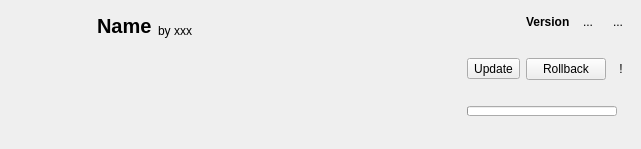
Above: src/ui/localmoditemwidget.ui from kaniol-lck/modmanager before the change. Below: the same form after it.
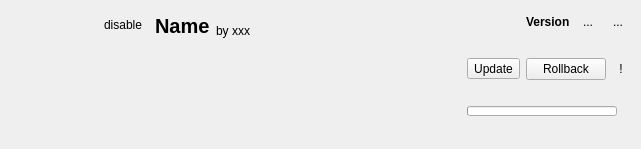
That is the form after the change. Icons and pictures are not drawn.

```diff
--- a/src/ui/localmoditemwidget.ui
+++ b/src/ui/localmoditemwidget.ui
@@ -16,6 +16,23 @@
   <layout class="QGridLayout" name="gridLayout">
    <item row="0" column="1" rowspan="2">
     <layout class="QHBoxLayout" name="horizontalLayout_3">
+     <item>
+      <widget class="QToolButton" name="disableButton">
+       <property name="text">
+        <string>disable</string>
+       </property>
+       <property name="icon">
+        <iconset theme="action-unavailable-symbolic">
+         <normaloff>.</normaloff>.</iconset>
+       </property>
+       <property name="checkable">
+        <bool>true</bool>
+       </property>
+       <property name="autoRaise">
+        <bool>true</bool>
+       </property>
+      </widget>
+     </item>
      <item>
       <widget class="QLabel" name="modName">
        <property name="sizePolicy">
```
Left out of the diff: 6 changed lines with no effect on the pictures.
